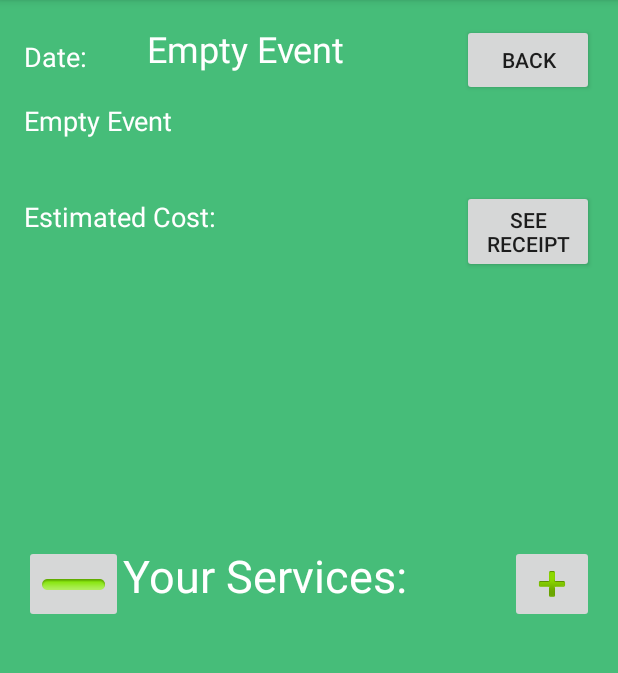
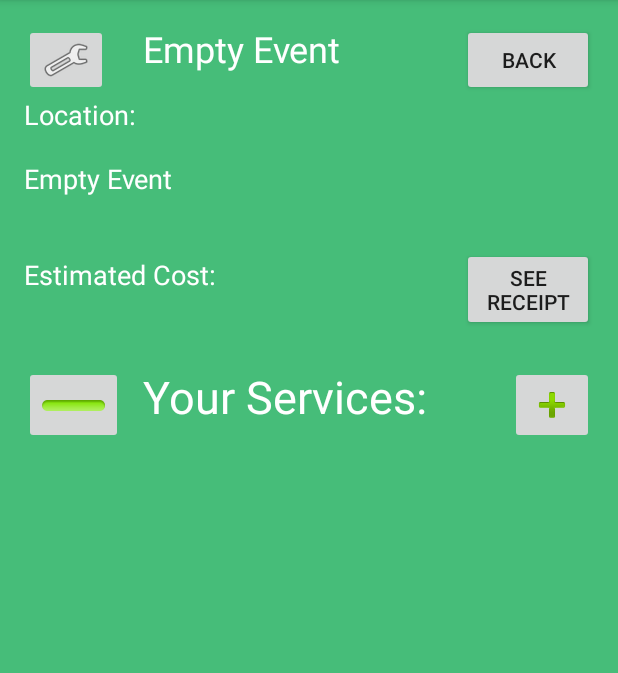
Before and after one commit to kennyhong/Eventus-Android, an Android app: the ViewEventActivity screen opened directly, with no data from a screen before it, on a phone screen of 412 x 824 dp, the part 84-757 px from its top. Run offline under Robolectric (Android 15) with nearby library versions, the phone set to English and light mode, and no system bars.

```diff
--- a/app/src/main/res/layout/activity_view_event.xml
+++ b/app/src/main/res/layout/activity_view_event.xml
@@ -39,12 +39,11 @@
         android:id="@+id/locationTextView"
         android:layout_width="wrap_content"
         android:layout_height="wrap_content"
-        android:text="Date: "
+        android:layout_alignParentStart="true"
+        android:layout_below="@+id/backButton"
+        android:text="Location: "
         android:textColor="#ffffff"
-        android:textSize="18sp"
-        android:layout_below="@+id/deleteButton"
-        android:layout_alignParentStart="true"
-        android:layout_marginTop="9dp" />
+        android:textSize="18sp"/>
 
     <ScrollView
         android:layout_width="match_parent"
@@ -99,10 +98,8 @@
         android:textSize="24sp"
         android:id="@+id/titleTextView"
         android:textColor="#ffffff"
-        android:layout_marginStart="16dp"
-        android:layout_alignBaseline="@+id/deleteButton"
-        android:layout_alignBottom="@+id/deleteButton"
-        android:layout_toEndOf="@+id/removeServiceButton" />
+        android:layout_alignParentTop="true"
+        android:layout_toEndOf="@+id/locationTextView"/>
 
     <ImageButton
         android:layout_width="wrap_content"
@@ -125,11 +122,12 @@
         android:text="Your Services: "
         android:layout_width="wrap_content"
         android:layout_height="wrap_content"
+        android:layout_below="@+id/estimatedCostTextView"
         android:textColor="#ffffff"
         android:textSize="30sp"
         android:id="@+id/yourServicesTextView"
-        android:layout_centerVertical="true"
-        android:layout_toEndOf="@+id/removeServiceButton" />
+        android:layout_marginTop="23dp"
+        android:layout_toEndOf="@+id/locationTextView"/>
 
     <TextView
         android:text=""
```
Also changed, not shown: 1 other file.
